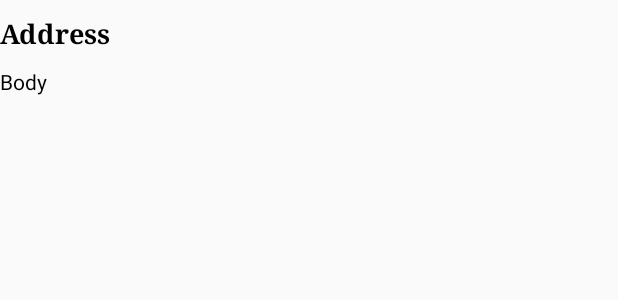
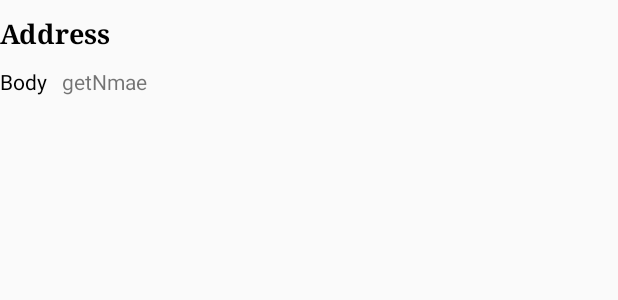
Before and after one commit to muchbeer/KumbukaSms, an Android app: the layout row_layout.xml on its own in the app's theme, with its tools: preview values and no code run, on a phone screen of 412 x 824 dp. Shown: the top 300 px of the screen. Run offline under Robolectric (Android 15) with nearby library versions, the phone set to English and light mode, and no system bars.

Commit message:
specify message from MPESA better one

```diff
--- a/app/src/main/java/king/muchbeer/kumbukasms/sqlite/ListDataAdapter.java
+++ b/app/src/main/java/king/muchbeer/kumbukasms/sqlite/ListDataAdapter.java
@@ -22,7 +22,7 @@ public class ListDataAdapter extends ArrayAdapter {
         super(context, resource);
     }
     static class LayoutHandler{
-        TextView ADDRESS,BODY;
+        TextView ADDRESS,BODY, NAME;
     }
     public void add(Object object){
         super.add(object);
@@ -47,6 +47,7 @@ public class ListDataAdapter extends ArrayAdapter {
             layoutHandler=new LayoutHandler();
             layoutHandler.ADDRESS=(TextView)row.findViewById(R.id.test_user_name);
             layoutHandler.BODY=(TextView)row.findViewById(R.id.test_user_mob);
+          //  layoutHandler.NAME = (TextView) row.findViewById(R.id.test_user);
          //   layoutHandler.EMAIL=(TextView)row.findViewById(R.id.test_user_Email);
             row.setTag(layoutHandler);
         }
@@ -57,6 +58,7 @@ public class ListDataAdapter extends ArrayAdapter {
         DataProvider dataProvider=(DataProvider)this.getTtem(position);
         layoutHandler.ADDRESS.setText(dataProvider.getAddress());
         layoutHandler.BODY.setText(dataProvider.getBody());
+     //   layoutHandler.NAME.setText(dataProvider.getBody());
      //   layoutHandler.EMAIL.setText(dataProvider.getEmail());
         return row;
     }
--- a/app/src/main/res/layout/activity_main_sqlite.xml
+++ b/app/src/main/res/layout/activity_main_sqlite.xml
@@ -4,14 +4,15 @@
     android:layout_height="match_parent">
 
     <Button
-        android:layout_width="wrap_content"
+        android:layout_width="match_parent"
         android:layout_height="wrap_content"
         android:text="Add Data"
         android:id="@+id/additem" />
 
     <Button
-        android:layout_width="wrap_content"
+        android:layout_width="match_parent"
         android:layout_height="wrap_content"
+        android:layout_marginTop="30dp"
         android:text="View Data"
         android:id="@+id/viewitem" />
 </LinearLayout>
--- a/app/src/main/res/layout/row_layout.xml
+++ b/app/src/main/res/layout/row_layout.xml
@@ -18,16 +18,27 @@
         android:textStyle="bold"
         android:textSize="18dp"
         />
-
+<LinearLayout
+    android:layout_width="match_parent"
+    android:layout_height="wrap_content"
+    android:orientation="horizontal">
     <TextView
         android:layout_marginTop="10dp"
         android:layout_width="wrap_content"
         android:layout_height="wrap_content"
         android:id="@+id/test_user_mob"
         android:text="Body"
-        android:gravity="center"
+
         android:textColor="#000000"/>
     />
 
+<TextView
+    android:layout_width="wrap_content"
+    android:layout_height="wrap_content"
+    android:id="@+id/test_user"
+    android:layout_marginTop="10dp"
+    android:text="getNmae"
+    android:layout_marginLeft="10dp"/>
 
 </LinearLayout>
+</LinearLayout>
```
Also changed, not shown: app/src/main/java/king/muchbeer/kumbukasms/MainActivity.java (+26 -4 lines), app/src/main/java/king/muchbeer/kumbukasms/sqlite/GetAddressActivity.java (+14 -2 lines).
